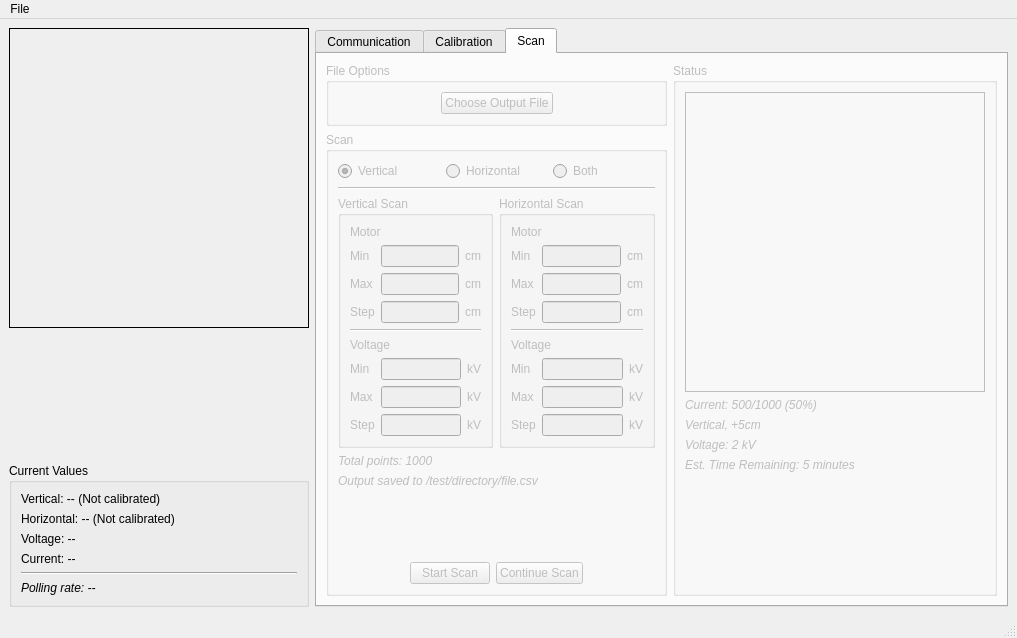
DanielWinklehner/emittance-scanner-daq, file designer/MainWindow.ui: the form before one commit.
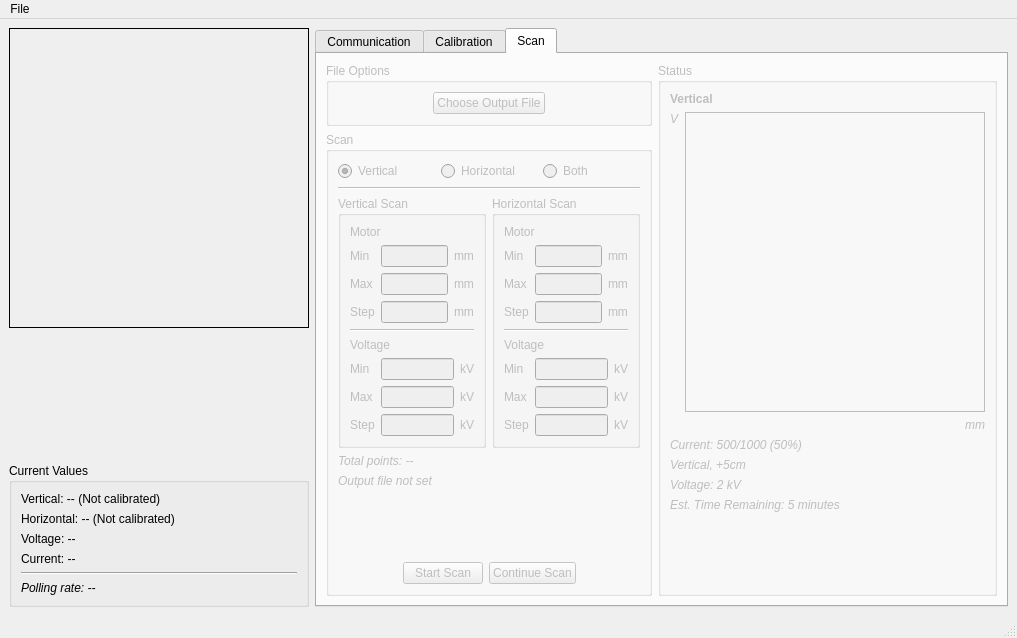
The form after the commit. The open tabs and pages were chosen to show the change. Icons and pictures are not drawn.

Commit message: scan page progress

Diff of the .ui file:
```diff
--- a/designer/MainWindow.ui
+++ b/designer/MainWindow.ui
@@ -1113,21 +1113,21 @@
                     <item row="0" column="2">
                      <widget class="QLabel" name="label_26">
                       <property name="text">
-                       <string>cm</string>
+                       <string>mm</string>
                       </property>
                      </widget>
                     </item>
                     <item row="1" column="2">
                      <widget class="QLabel" name="label_27">
                       <property name="text">
-                       <string>cm</string>
+                       <string>mm</string>
                       </property>
                      </widget>
                     </item>
                     <item row="2" column="2">
                      <widget class="QLabel" name="label_28">
                       <property name="text">
-                       <string>cm</string>
+                       <string>mm</string>
                       </property>
                      </widget>
                     </item>
@@ -1256,21 +1256,21 @@
                     <item row="0" column="2">
                      <widget class="QLabel" name="label_29">
                       <property name="text">
-                       <string>cm</string>
+                       <string>mm</string>
                       </property>
                      </widget>
                     </item>
                     <item row="1" column="2">
                      <widget class="QLabel" name="label_30">
                       <property name="text">
-                       <string>cm</string>
+                       <string>mm</string>
                       </property>
                      </widget>
                     </item>
                     <item row="2" column="2">
                      <widget class="QLabel" name="label_31">
                       <property name="text">
-                       <string>cm</string>
+                       <string>mm</string>
                       </property>
                      </widget>
                     </item>
@@ -1351,7 +1351,7 @@
               </layout>
              </item>
              <item>
-              <widget class="QLabel" name="label_18">
+              <widget class="QLabel" name="lblScanPoints">
                <property name="font">
                 <font>
                  <family>MS Sans Serif</family>
@@ -1359,7 +1359,7 @@
                 </font>
                </property>
                <property name="text">
-                <string>Total points: 1000</string>
+                <string>Total points: --</string>
                </property>
               </widget>
              </item>
@@ -1372,7 +1372,7 @@
                 </font>
                </property>
                <property name="text">
-                <string>Output saved to /test/directory/file.csv</string>
+                <string>Output file not set</string>
                </property>
               </widget>
              </item>
@@ -1445,18 +1445,61 @@
           </property>
           <layout class="QVBoxLayout" name="verticalLayout_10">
            <item>
-            <widget class="QLabel" name="lblScanStatus">
-             <property name="minimumSize">
-              <size>
-               <width>300</width>
-               <height>300</height>
-              </size>
+            <widget class="QLabel" name="label_18">
+             <property name="styleSheet">
+              <string notr="true">font-weight: bold</string>
              </property>
-             <property name="frameShape">
-              <enum>QFrame::Box</enum>
+             <property name="text">
+              <string>Vertical</string>
              </property>
+            </widget>
+           </item>
+           <item>
+            <layout class="QHBoxLayout" name="horizontalLayout_38">
+             <item>
+              <widget class="QLabel" name="label_45">
+               <property name="layoutDirection">
+                <enum>Qt::LeftToRight</enum>
+               </property>
+               <property name="styleSheet">
+                <string notr="true">font-style: italic</string>
+               </property>
+               <property name="text">
+                <string>V</string>
+               </property>
+               <property name="alignment">
+                <set>Qt::AlignLeading|Qt::AlignLeft|Qt::AlignTop</set>
+               </property>
+              </widget>
+             </item>
+             <item>
+              <widget class="QLabel" name="lblScanStatus">
+               <property name="minimumSize">
+                <size>
+                 <width>300</width>
+                 <height>300</height>
+                </size>
+               </property>
+               <property name="frameShape">
+                <enum>QFrame::Box</enum>
+               </property>
+               <property name="text">
+                <string/>
+               </property>
+              </widget>
+             </item>
+            </layout>
+           </item>
+           <item>
+            <widget class="QLabel" name="label_44">
+             <property name="styleSheet">
+              <string notr="true">font-style: italic</string>
+             </property>
              <property name="text">
-              <string/>
+              <string>mm</string>
+             </property>
+             <property name="alignment">
+              <set>Qt::AlignRight|Qt::AlignTrailing|Qt::AlignVCenter</set>
              </property>
             </widget>
            </item>
```
Left out of the diff: 45 changed lines with no effect on the pictures. The commit also changes 3 other files.
